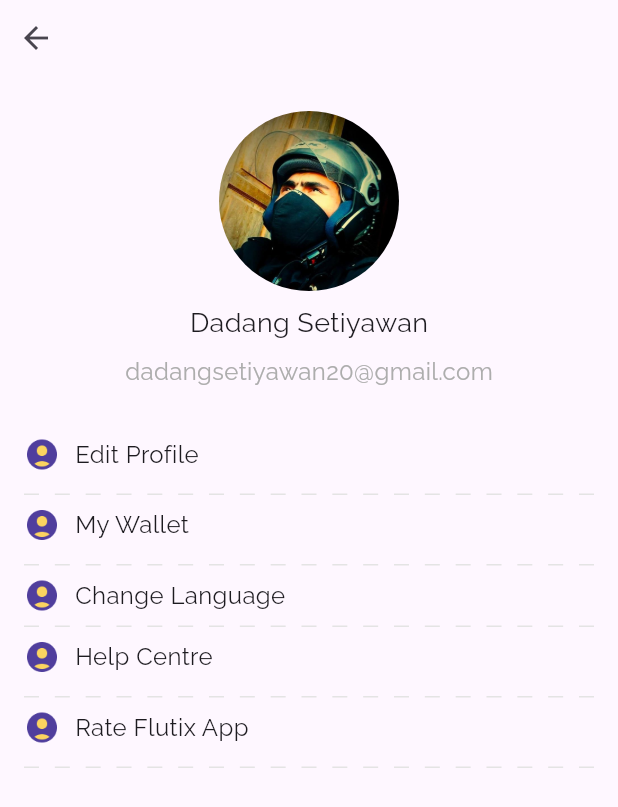
After one commit to Dastin1991/flutix, a Flutter app: the Profile screen opened by its route, on a phone screen of 412 x 824 dp. The commit adds this screen. Shown: the top 807 px of the screen. Run offline on Flutter 3.47's test engine with Material 3 defaults, Android fonts, the phone set to English and light mode, and no system bars; missing offline and left inert: dart:ffi.

Commit message:
continues edit profile

```diff
--- a/lib/main.dart
+++ b/lib/main.dart
@@ -1,9 +1,11 @@
+import 'package:flutix/ui/pages/choose_date.dart';
 import 'package:flutix/ui/pages/confirm_account.dart';
 import 'package:flutix/ui/pages/genre.dart';
 import 'package:flutix/ui/pages/home.dart';
 import 'package:flutix/ui/pages/menu.dart';
 import 'package:flutix/ui/pages/movie_detail.dart';
 import 'package:flutix/ui/pages/onboarding.dart';
+import 'package:flutix/ui/pages/profile.dart';
 import 'package:flutix/ui/pages/signin.dart';
 import 'package:flutix/ui/pages/signup.dart';
 import 'package:flutter/material.dart';
@@ -28,6 +30,8 @@ class MyApp extends StatelessWidget {
         '/confirm': (context) => const ConfirmAccount(),
         '/home': (context) => const Menu(),
         '/movieDetail': (context) => const MovieDetail(),
+        '/chooseDate': (context) => const ChooseDate(),
+        '/profile': (context) => const Profile(),
       },
     ));
   }
--- a/lib/ui/pages/movie_detail.dart
+++ b/lib/ui/pages/movie_detail.dart
@@ -114,7 +114,7 @@ class MovieDetail extends StatelessWidget {
                             style: ElevatedButton.styleFrom(
                                 primary: const Color(0xff503E9D)),
                             onPressed: () {
-                              Navigator.pushNamed(context, '/signup');
+                              Navigator.pushNamed(context, '/chooseDate');
                             },
                             child: const Text("Continue to Book"))),
                   ),
--- /dev/null
+++ b/lib/ui/pages/profile.dart
@@ -0,0 +1,164 @@
+import 'package:flutix/ui/widgets/header.dart';
+import 'package:flutix/ui/widgets/separator.dart';
+import 'package:flutter/material.dart';
+
+class Profile extends StatelessWidget {
+  const Profile({Key? key}) : super(key: key);
+
+  @override
+  Widget build(BuildContext context) {
+    return (Scaffold(
+      body: SafeArea(
+        child: Column(
+          children: [
+            Header(title: ''),
+            const SizedBox(
+              height: 24,
+            ),
+            Column(
+              children: [
+                ClipRRect(
+                  borderRadius: BorderRadius.circular(100),
+                  child: const Image(
+                    image: AssetImage('assets/images/user_profile.jpeg'),
+                    height: 120,
+                    width: 120,
+                  ),
+                ),
+                const SizedBox(
+                  height: 8,
+                ),
+                const Text(
+                  "Dadang Setiyawan",
+                  style: TextStyle(fontFamily: 'Raleway', fontSize: 18),
+                ),
+                const SizedBox(
+                  height: 8,
+                ),
+                const Text(
+                  "dadangsetiyawan20@gmail.com",
+                  style: TextStyle(
+                      fontFamily: 'Raleway',
+                      fontSize: 16,
+                      color: Color(0xFFADADAD)),
+                ),
+                const SizedBox(
+                  height: 16,
+                ),
+                Padding(
+                  padding: const EdgeInsets.all(16.0),
+                  child: Column(
+                    children: [
+                      Row(
+                        children: const [
+                          Image(
+                            image: AssetImage('assets/images/ic_account.png'),
+                            height: 24,
+                            width: 24,
+                          ),
+                          SizedBox(
+                            width: 10,
+                          ),
+                          Text(
+                            "Edit Profile",
+                            style:
+                                TextStyle(fontFamily: 'Raleway', fontSize: 16),
+                          ),
+                        ],
+                      ),
+                      const SizedBox(
+                        height: 6,
+                      ),
+                      const Separator(),
+                      Row(
+                        children: const [
+                          Image(
+                            image: AssetImage('assets/images/ic_account.png'),
+                            height: 24,
+                            width: 24,
+                          ),
+                          SizedBox(
+                            width: 10,
+                          ),
+                          Text(
+                            "My Wallet",
+                            style:
+                                TextStyle(fontFamily: 'Raleway', fontSize: 16),
+                          ),
+                        ],
+                      ),
+                      const SizedBox(
+                        height: 6,
+                      ),
+                      const Separator(),
+                      Row(
+                        children: const [
+                          Image(
+                            image: AssetImage('assets/images/ic_account.png'),
+                            height: 24,
+                            width: 24,
+                          ),
+                          SizedBox(
+                            width: 10,
+                          ),
+                          Text(
+                            "Change Language",
+                            style:
+                                TextStyle(fontFamily: 'Raleway', fontSize: 16),
+                          ),
+                        ],
+                      ),
+                      const Separator(),
+                      Row(
+                        children: const [
+                          Image(
+                            image: AssetImage('assets/images/ic_account.png'),
+                            height: 24,
+                            width: 24,
+                          ),
+                          SizedBox(
+                            width: 10,
+                          ),
+                          Text(
+                            "Help Centre",
+                            style:
+                                TextStyle(fontFamily: 'Raleway', fontSize: 16),
+                          ),
+                        ],
+                      ),
+                      const SizedBox(
+                        height: 6,
+                      ),
+                      const Separator(),
+                      Row(
+                        children: const [
+                          Image(
+                            image: AssetImage('assets/images/ic_account.png'),
+                            height: 24,
+                            width: 24,
+                          ),
+                          SizedBox(
+                            width: 10,
+                          ),
+                          Text(
+                            "Rate Flutix App",
+                            style:
+                                TextStyle(fontFamily: 'Raleway', fontSize: 16),
+                          ),
+                        ],
+                      ),
+                      const SizedBox(
+                        height: 6,
+                      ),
+                      const Separator(),
+                    ],
+                  ),
+                )
+              ],
+            )
+          ],
+        ),
+      ),
+    ));
+  }
+}
--- a/lib/ui/widgets/crew_card.dart
+++ b/lib/ui/widgets/crew_card.dart
@@ -33,7 +33,7 @@ class CrewCard extends StatelessWidget {
               ),
               Text(
                 crew.name,
-                style: TextStyle(fontFamily: 'Raleway', fontSize: 14),
+                style: const TextStyle(fontFamily: 'Raleway', fontSize: 12),
                 textAlign: TextAlign.center,
               )
             ],
--- /dev/null
+++ b/lib/ui/widgets/separator.dart
@@ -0,0 +1,37 @@
+import 'package:flutter/material.dart';
+
+class Separator extends StatelessWidget {
+  const Separator(
+      {Key? key, this.height = 1, this.color = const Color(0xFFE4E4E4)})
+      : super(key: key);
+  final double height;
+  final Color color;
+
+  @override
+  Widget build(BuildContext context) {
+    return LayoutBuilder(
+      builder: (BuildContext context, BoxConstraints constraints) {
+        final boxWidth = constraints.constrainWidth();
+        const dashWidth = 10.0;
+        final dashHeight = height;
+        final dashCount = (boxWidth / (2 * dashWidth)).floor();
+        return Padding(
+          padding: const EdgeInsets.only(top: 8, bottom: 8),
+          child: Flex(
+            children: List.generate(dashCount, (_) {
+              return SizedBox(
+                width: dashWidth,
+                height: dashHeight,
+                child: DecoratedBox(
+                  decoration: BoxDecoration(color: color),
+                ),
+              );
+            }),
+            mainAxisAlignment: MainAxisAlignment.spaceBetween,
+            direction: Axis.horizontal,
+          ),
+        );
+      },
+    );
+  }
+}
```
Also changed, not shown: lib/model/dates.dart (added, +9 -0 lines), lib/ui/pages/choose_date.dart (added, +99 -0 lines), lib/ui/pages/home.dart (+9 -4 lines), lib/ui/widgets/dates_tile.dart (added, +53 -0 lines), assets/images/ic_account.png (added), pubspec.lock, 5 other files.
